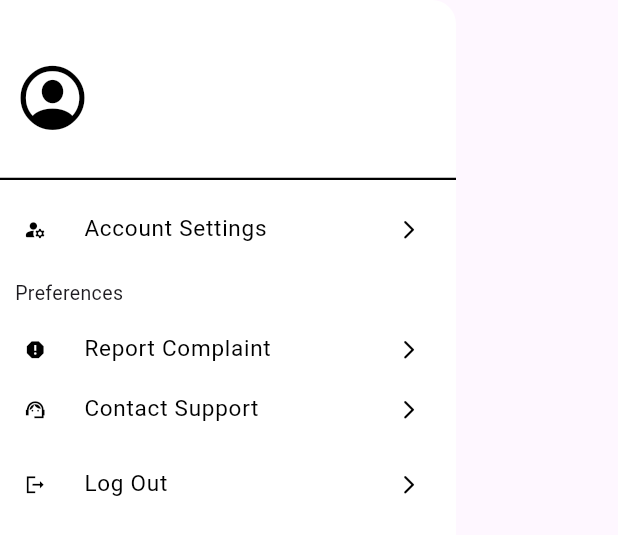
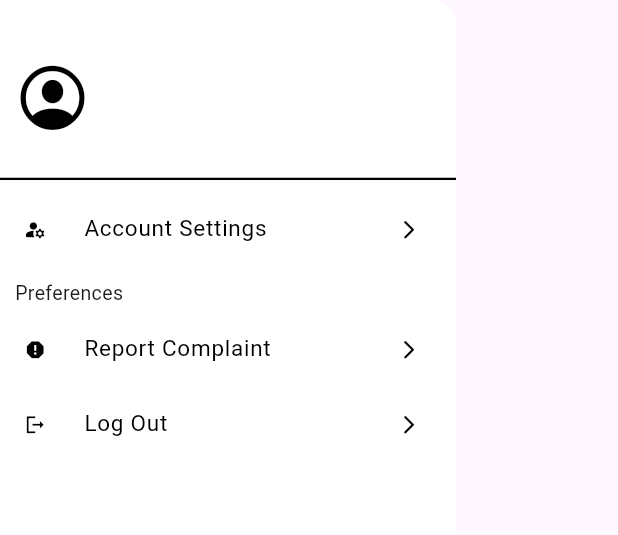
Before and after one commit to TaimoorTech/FYP-Project, a Flutter app: what homeDrawer() shows on an empty page, opened directly with empty values, on a phone screen of 412 x 824 dp. Shown: the top 535 px of the screen. Run offline on Flutter 3.47's test engine with Material 3 defaults, Android fonts, the phone set to English and light mode, and no system bars; our stand-ins replace bloc, connectivity_plus, equatable, flutter_bloc, google_maps_flutter, pinput and 1 more; missing offline and left inert: email_auth, mailer, postgres; accounts and stored records are empty; network calls fail.

Commit message:
UI has been improvised of Drawer

```diff
--- a/lib/widgets/drawerHomeScreen.dart
+++ b/lib/widgets/drawerHomeScreen.dart
@@ -36,8 +36,16 @@ class homeDrawer extends StatelessWidget {
                       Text(loggedUsername,
                           style: const TextStyle(color: Colors.black,
                               fontWeight: FontWeight.bold, fontSize: 20)),
-                      Text(loggedEmail,
-                          style: const TextStyle(color: Colors.black, fontSize: 15)),
+                      SizedBox(
+                        width: 200,
+                        child: RichText(
+                          maxLines: null,
+                          text: TextSpan(
+                                text: loggedEmail,
+                                style: const TextStyle(color: Colors.black, fontSize: 15)
+                          ),
+                        ),
+                      )
                     ],
                     ),
 
@@ -89,16 +97,6 @@ class homeDrawer extends StatelessWidget {
               },
             ),
           ),
-          SizedBox(
-            height: 40,
-            child: ListTile(
-              leading: const Icon(Icons.support_agent_sharp, color: Colors.black, size: 15),
-              title: const Text(Constants.contactSupportButtonText,
-                  style: TextStyle(fontSize: 15, color: Colors.black)),
-              trailing: const Icon(Icons.arrow_forward_ios_rounded, color: Colors.black, size: 15,),
-              onTap: () async {},
-            ),
-          ),
           const SizedBox(height: 10,),
           SizedBox(
             height: 40,
```
